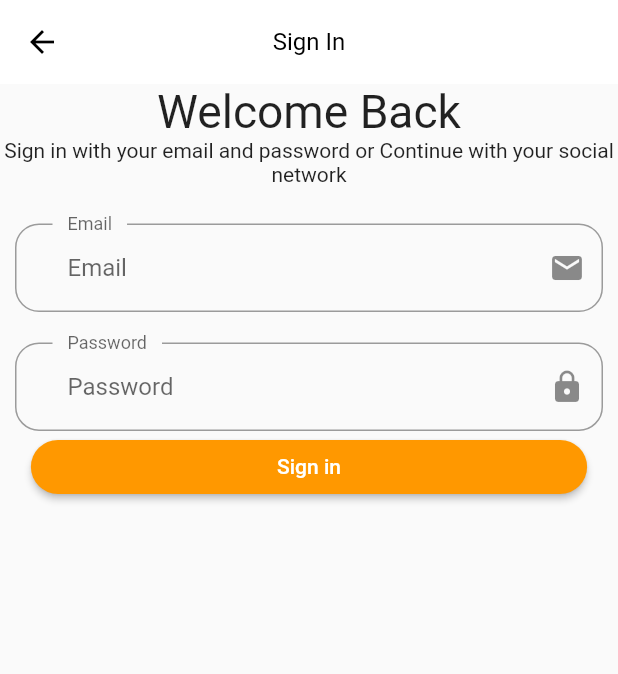
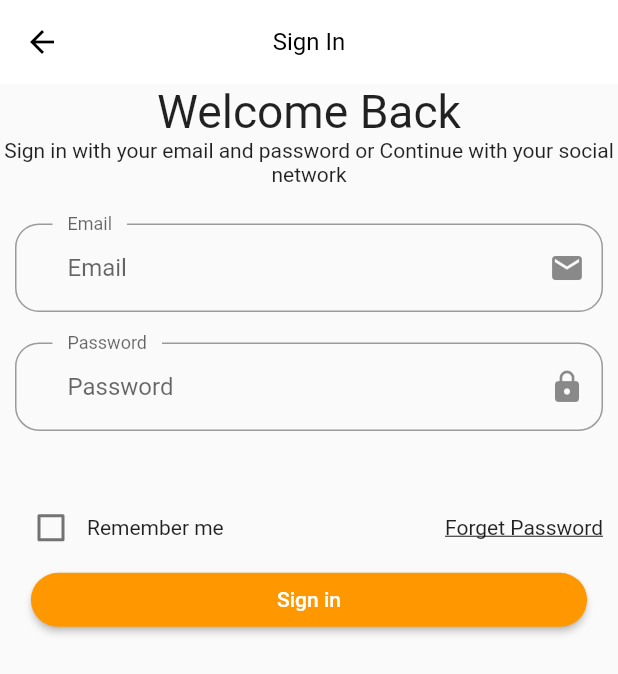
Before and after one commit to mehedi481/E-commerce-App-UI-Flutter, a Flutter app: the screen it shows after launch, after a tap on "Continue", on a phone screen of 412 x 824 dp. Shown: the top 674 px of the screen. Run offline on Flutter 3.47's test engine with Material 2 defaults, Android fonts, the phone set to English and light mode, and no system bars; our stand-ins replace google_fonts.

Commit message:
checkBox added

```diff
--- a/lib/components/textFormField.dart
+++ b/lib/components/textFormField.dart
@@ -15,6 +15,7 @@ class CustomTextFormField extends StatefulWidget {
 class _CustomTextFormFieldState extends State<CustomTextFormField> {
   final _formKey = GlobalKey<FormState>();
   final List<String> errors = [];
+  bool remember = false;
   @override
   Widget build(BuildContext context) {
     return Form(
@@ -22,11 +23,31 @@ class _CustomTextFormFieldState extends State<CustomTextFormField> {
       child: Column(
         children: [
           emailTextField(),
-          SizedBox(
-            height: getProportionateScreenHeight(20),
+          SizedBox(height: getProportionateScreenHeight(20)),
+          passwordTextField(),
+          SizedBox(height: getProportionateScreenHeight(20)),
+          FormError(error: errors),
+          SizedBox(height: getProportionateScreenHeight(20)),
+          Row(
+            children: [
+              Checkbox(
+                checkColor: Colors.white,
+                value: remember,
+                onChanged: (value) {
+                  setState(() {
+                    remember = value!;
+                  });
+                },
+                activeColor: kPrimaryColor,
+              ),
+              Text("Remember me"),
+              Spacer(),
+              Text(
+                "Forget Password",
+                style: TextStyle(decoration: TextDecoration.underline),
+              )
+            ],
           ),
-          passwordTextField(),
-          FormError(error: errors),
           SizedBox(
             width: ScreenSize.width * 0.9,
             child: ElevatedButton(
@@ -62,7 +83,7 @@ class _CustomTextFormFieldState extends State<CustomTextFormField> {
           });
         } else if (value.length >= 8 && errors.contains(kShortPassError)) {
           setState(() {
-             errors.remove(kShortPassError);
+            errors.remove(kShortPassError);
           });
         }
       },
```
